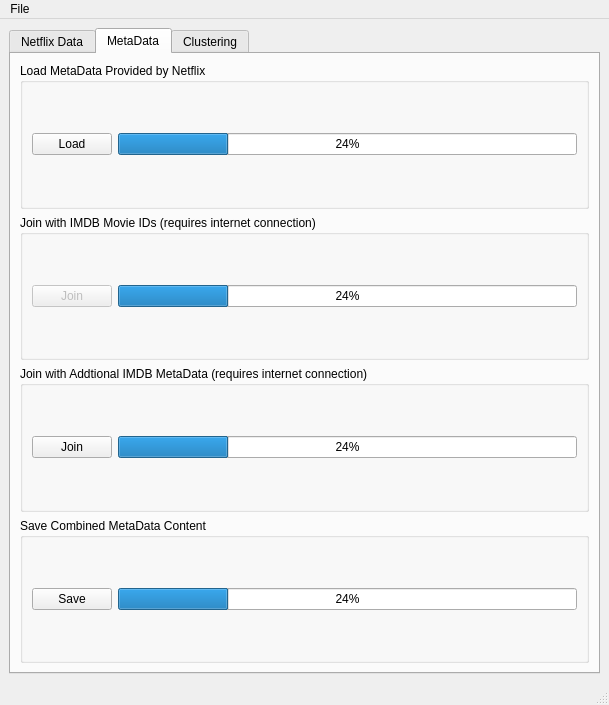
Qt form Code/gui/Demo.ui (gwu-data-mining-finalproject/Final-Project-GroupX) before a commit.
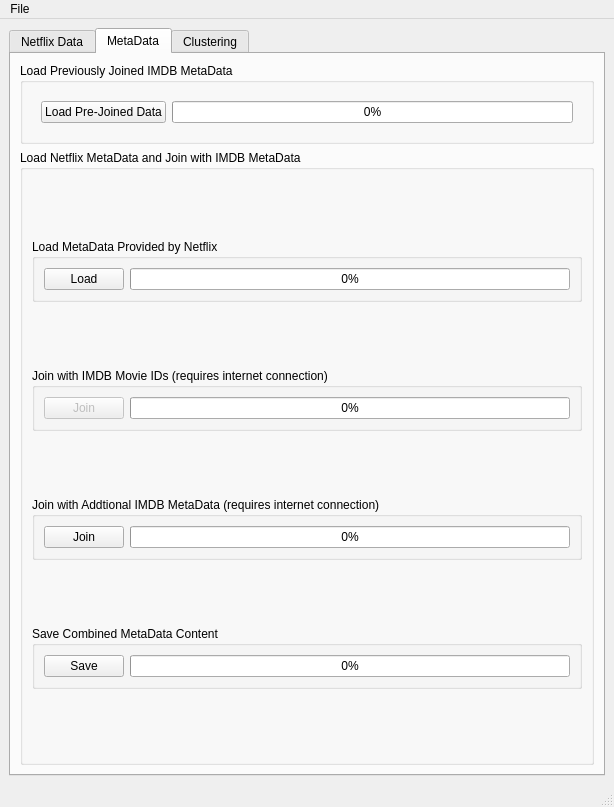
The same form after that commit. The open tabs and pages were chosen to show the change.

Commit message: started wiring up DEMO. File Decompression now works

The edit to the form file:
```diff
--- a/Code/gui/Demo.ui
+++ b/Code/gui/Demo.ui
@@ -6,8 +6,8 @@
    <rect>
     <x>0</x>
     <y>0</y>
-    <width>609</width>
-    <height>705</height>
+    <width>614</width>
+    <height>807</height>
    </rect>
   </property>
   <property name="windowTitle">
@@ -20,6 +20,12 @@
       <property name="enabled">
        <bool>true</bool>
       </property>
+      <property name="sizePolicy">
+       <sizepolicy hsizetype="Expanding" vsizetype="Minimum">
+        <horstretch>0</horstretch>
+        <verstretch>0</verstretch>
+       </sizepolicy>
+      </property>
       <property name="accessibleName">
        <string/>
       </property>
@@ -235,13 +241,90 @@
        </attribute>
        <layout class="QVBoxLayout" name="verticalLayout_5">
         <item>
+         <widget class="QGroupBox" name="groupBox_9">
+          <property name="sizePolicy">
+           <sizepolicy hsizetype="Preferred" vsizetype="Maximum">
+            <horstretch>0</horstretch>
+            <verstretch>0</verstretch>
+           </sizepolicy>
+          </property>
+          <property name="title">
+           <string>Load Previously Joined IMDB MetaData</string>
+          </property>
+          <layout class="QVBoxLayout" name="verticalLayout_13">
+           <item>
+            <widget class="QWidget" name="widget_8" native="true">
+             <property name="sizePolicy">
+              <sizepolicy hsizetype="Preferred" vsizetype="Maximum">
+               <horstretch>0</horstretch>
+               <verstretch>0</verstretch>
+              </sizepolicy>
+             </property>
+             <layout class="QHBoxLayout" name="horizontalLayout_7">
+              <item>
+               <widget class="QPushButton" name="c_loadPIMDB_Button">
+                <property name="sizePolicy">
+                 <sizepolicy hsizetype="Minimum" vsizetype="Maximum">
+                  <horstretch>0</horstretch>
+                  <verstretch>0</verstretch>
+                 </sizepolicy>
+                </property>
+                <property name="text">
+                 <string>Load Pre-Joined Data</string>
+                </property>
+               </widget>
+              </item>
+              <item>
+               <widget class="QProgressBar" name="c_loadPIMDB_ProgressBar">
+                <property name="sizePolicy">
+                 <sizepolicy hsizetype="Expanding" vsizetype="Maximum">
+                  <horstretch>0</horstretch>
+                  <verstretch>0</verstretch>
+                 </sizepolicy>
+                </property>
+                <property name="value">
+                 <number>0</number>
+                </property>
+               </widget>
+              </item>
+             </layout>
+            </widget>
+           </item>
+          </layout>
+         </widget>
+        </item>
+        <item>
+         <widget class="QGroupBox" name="groupBox_6">
+          <property name="sizePolicy">
+           <sizepolicy hsizetype="Preferred" vsizetype="Expanding">
+            <horstretch>0</horstretch>
+            <verstretch>0</verstretch>
+           </sizepolicy>
+          </property>
+          <property name="title">
+           <string>Load Netflix MetaData and Join with IMDB MetaData</string>
+          </property>
+          <layout class="QVBoxLayout" name="verticalLayout_12">
+           <item>
          <widget class="QGroupBox" name="md_loadNetflix_Box">
+             <property name="sizePolicy">
+              <sizepolicy hsizetype="Preferred" vsizetype="Maximum">
+               <horstretch>0</horstretch>
+               <verstretch>0</verstretch>
+              </sizepolicy>
+             </property>
           <property name="title">
            <string>Load MetaData Provided by Netflix</string>
           </property>
           <layout class="QHBoxLayout" name="horizontalLayout_8">
            <item>
             <widget class="QPushButton" name="md_loadNetflix_button">
+                <property name="sizePolicy">
+                 <sizepolicy hsizetype="Maximum" vsizetype="Fixed">
+                  <horstretch>0</horstretch>
+                  <verstretch>0</verstretch>
+                 </sizepolicy>
+                </property>
              <property name="text">
               <string>Load</string>
              </property>
@@ -250,7 +333,7 @@
            <item>
             <widget class="QProgressBar" name="md_loadNetflix_progressBar">
              <property name="value">
-              <number>24</number>
+                 <number>0</number>
              </property>
             </widget>
            </item>
@@ -259,6 +342,12 @@
         </item>
         <item>
          <widget class="QGroupBox" name="md_joinBox">
+             <property name="sizePolicy">
+              <sizepolicy hsizetype="Preferred" vsizetype="Maximum">
+               <horstretch>0</horstretch>
+               <verstretch>0</verstretch>
+              </sizepolicy>
+             </property>
           <property name="title">
            <string>Join with IMDB Movie IDs (requires internet connection)</string>
           </property>
@@ -268,6 +357,12 @@
              <property name="enabled">
               <bool>false</bool>
              </property>
+                <property name="sizePolicy">
+                 <sizepolicy hsizetype="Maximum" vsizetype="Fixed">
+                  <horstretch>0</horstretch>
+                  <verstretch>0</verstretch>
+                 </sizepolicy>
+                </property>
              <property name="text">
               <string>Join</string>
              </property>
@@ -276,7 +371,7 @@
            <item>
             <widget class="QProgressBar" name="md_joinIMDB_Button">
              <property name="value">
-              <number>24</number>
+                 <number>0</number>
              </property>
             </widget>
            </item>
@@ -285,12 +380,24 @@
         </item>
         <item>
          <widget class="QGroupBox" name="groupBox_3">
+             <property name="sizePolicy">
+              <sizepolicy hsizetype="Preferred" vsizetype="Maximum">
+               <horstretch>0</horstretch>
+               <verstretch>0</verstretch>
+              </sizepolicy>
+             </property>
           <property name="title">
            <string>Join with Addtional IMDB MetaData (requires internet connection)</string>
           </property>
           <layout class="QHBoxLayout" name="horizontalLayout_14">
            <item>
             <widget class="QPushButton" name="md_addIMDB_joinButton">
+                <property name="sizePolicy">
+                 <sizepolicy hsizetype="Maximum" vsizetype="Fixed">
+                  <horstretch>0</horstretch>
+                  <verstretch>0</verstretch>
+                 </sizepolicy>
+                </property>
              <property name="text">
               <string>Join</string>
              </property>
@@ -299,7 +406,7 @@
            <item>
             <widget class="QProgressBar" name="md_addIMDB_joinProgressBar">
              <property name="value">
-              <number>24</number>
+                 <number>0</number>
              </property>
             </widget>
            </item>
@@ -308,12 +415,24 @@
         </item>
         <item>
          <widget class="QGroupBox" name="groupBox_4">
+             <property name="sizePolicy">
+              <sizepolicy hsizetype="Preferred" vsizetype="Maximum">
+               <horstretch>0</horstretch>
+               <verstretch>0</verstretch>
+              </sizepolicy>
+             </property>
           <property name="title">
            <string>Save Combined MetaData Content</string>
           </property>
           <layout class="QHBoxLayout" name="horizontalLayout_15">
            <item>
             <widget class="QPushButton" name="md_saveButton">
+                <property name="sizePolicy">
+                 <sizepolicy hsizetype="Maximum" vsizetype="Fixed">
+                  <horstretch>0</horstretch>
+                  <verstretch>0</verstretch>
+                 </sizepolicy>
+                </property>
              <property name="text">
               <string>Save</string>
              </property>
@@ -322,8 +441,11 @@
            <item>
             <widget class="QProgressBar" name="md_saveProgressBar">
              <property name="value">
-              <number>24</number>
-             </property>
+                 <number>0</number>
+                </property>
+               </widget>
+              </item>
+             </layout>
             </widget>
            </item>
           </layout>
@@ -336,52 +458,6 @@
         <string>Clustering</string>
        </attribute>
        <layout class="QVBoxLayout" name="verticalLayout_6">
-        <item>
-         <widget class="QGroupBox" name="c_loadPreviousBox">
-          <property name="title">
-           <string>Load Previously IS Reduced Rating Data (Optional)*</string>
-          </property>
-          <layout class="QHBoxLayout" name="horizontalLayout_7">
-           <item>
-            <widget class="QPushButton" name="c_loadPreviousButton">
-             <property name="text">
-              <string>Load Pre-Reduced Data</string>
-             </property>
-            </widget>
-           </item>
-           <item>
-            <widget class="QProgressBar" name="c_loadPreviousProgressBar">
-             <property name="value">
-              <number>24</number>
-             </property>
-            </widget>
-           </item>
-          </layout>
-         </widget>
-        </item>
-        <item>
-         <widget class="QGroupBox" name="groupBox_6">
-          <property name="title">
-           <string>Load Previously Joined IMDB MetaData</string>
-          </property>
-          <layout class="QHBoxLayout" name="horizontalLayout_17">
-           <item>
-            <widget class="QPushButton" name="c_loadPIMDB_Button">
-             <property name="text">
-              <string>Load Pre-Joined Data</string>
-             </property>
-            </widget>
-           </item>
-           <item>
-            <widget class="QProgressBar" name="c_loadPIMDB_ProgressBar">
-             <property name="value">
-              <number>24</number>
-             </property>
-            </widget>
-           </item>
-          </layout>
-         </widget>
-        </item>
         <item>
          <widget class="QGroupBox" name="c_byUserBox">
           <property name="title">
@@ -539,7 +615,7 @@
     <rect>
      <x>0</x>
      <y>0</y>
-     <width>609</width>
+     <width>614</width>
      <height>20</height>
     </rect>
    </property>
```
Left out of the diff: 61 changed lines with no effect on the pictures. Lines whose indentation alone changed are shown as unchanged. The commit also changes 6 other files.
